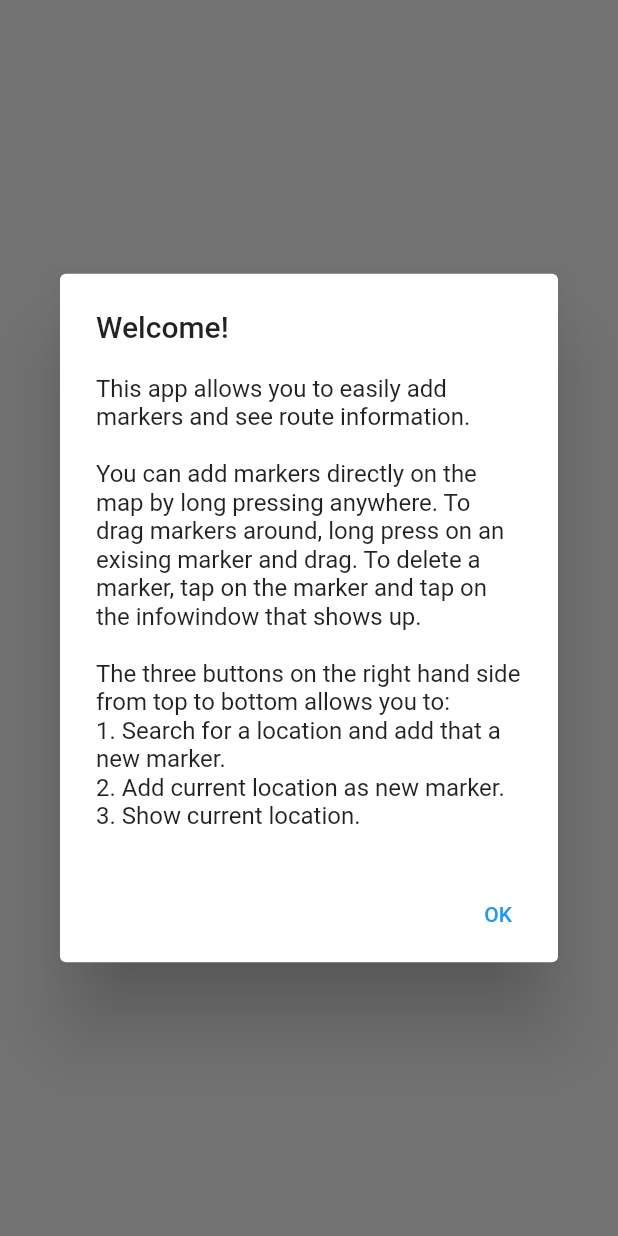
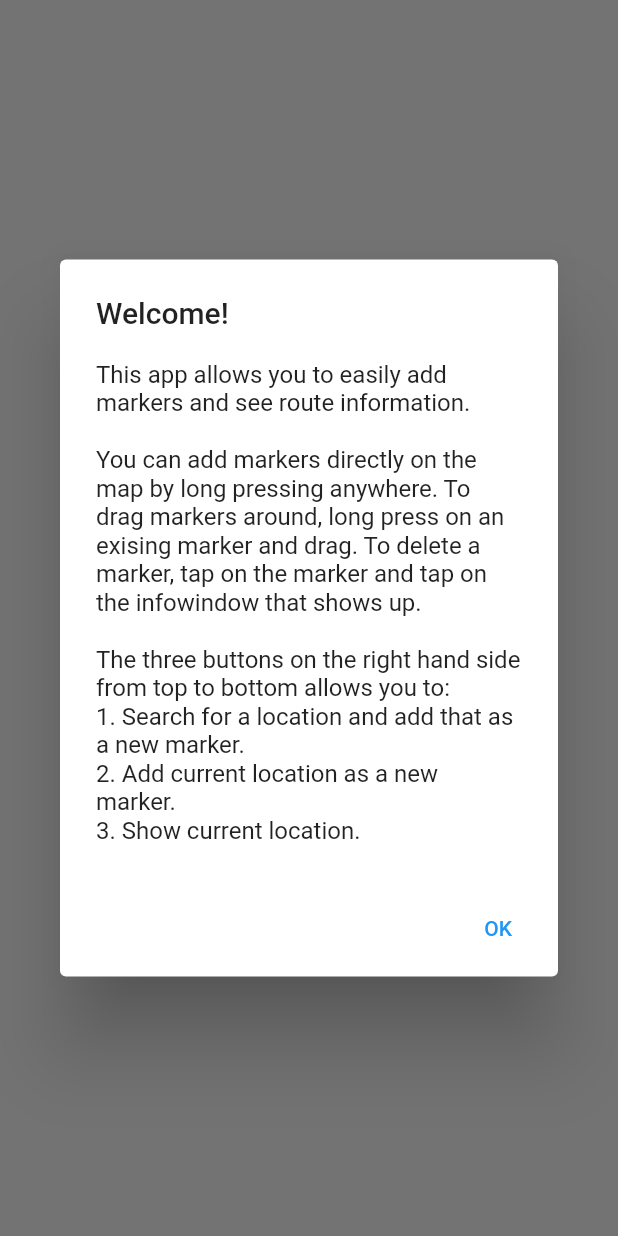
Before and after one commit to carl2x/ehealth_routing, a Flutter app: what showHelpDialog() shows on an empty page, opened directly, on a phone screen of 412 x 824 dp. Run offline on Flutter 3.47's test engine with Material 2 defaults, Android fonts, the phone set to English and light mode, and no system bars; our stand-ins replace dio, geolocator, google_maps_flutter; missing offline and left inert: flutter_google_places, flutter_polyline_points, google_maps_webservice.

Commit message:
Added marker count and fixed typos

```diff
--- a/lib/popups.dart
+++ b/lib/popups.dart
@@ -22,8 +22,8 @@ Future<void> showHelpDialog(BuildContext context) async {
                   ' tap on the infowindow that shows up.\n'),
               Text('The three buttons on the right hand side from top to'
                   ' bottom allows you to:'),
-              Text('1. Search for a location and add that a new marker.'),
-              Text('2. Add current location as new marker.'),
+              Text('1. Search for a location and add that as a new marker.'),
+              Text('2. Add current location as a new marker.'),
               Text('3. Show current location.'),
             ],
           ),
```
Also changed, not shown: lib/main.dart (+14 -7 lines).
